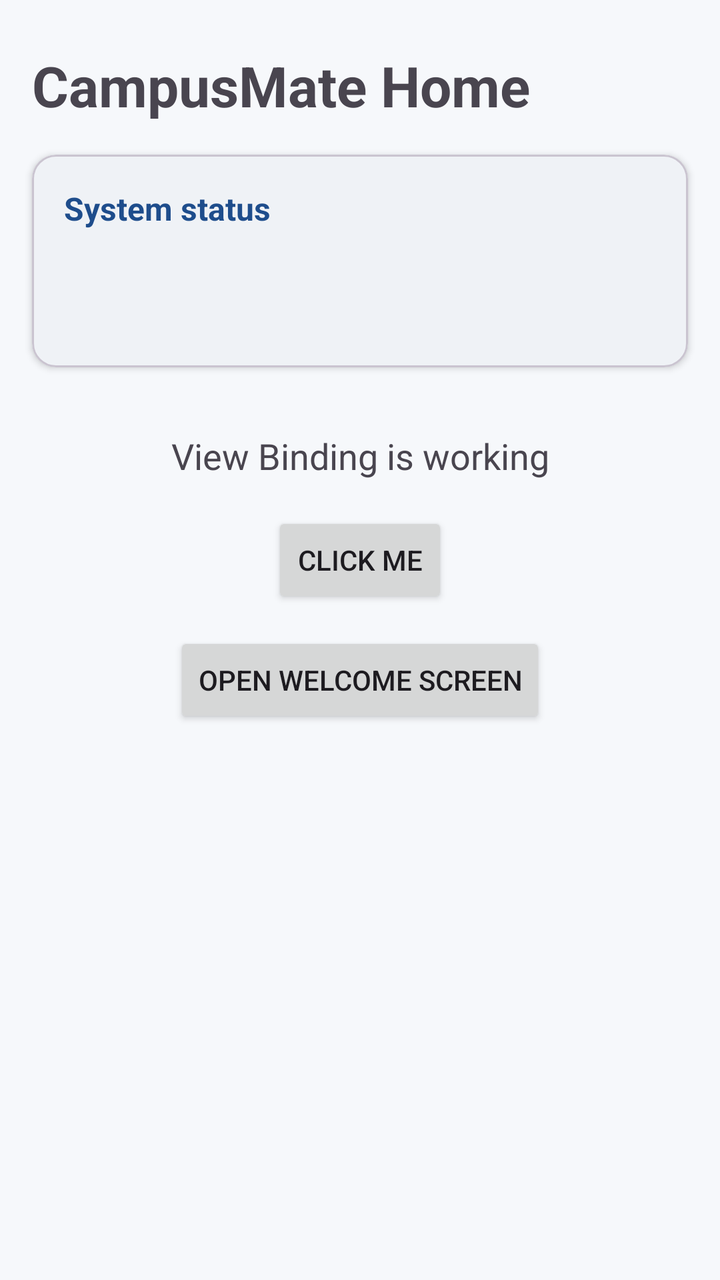
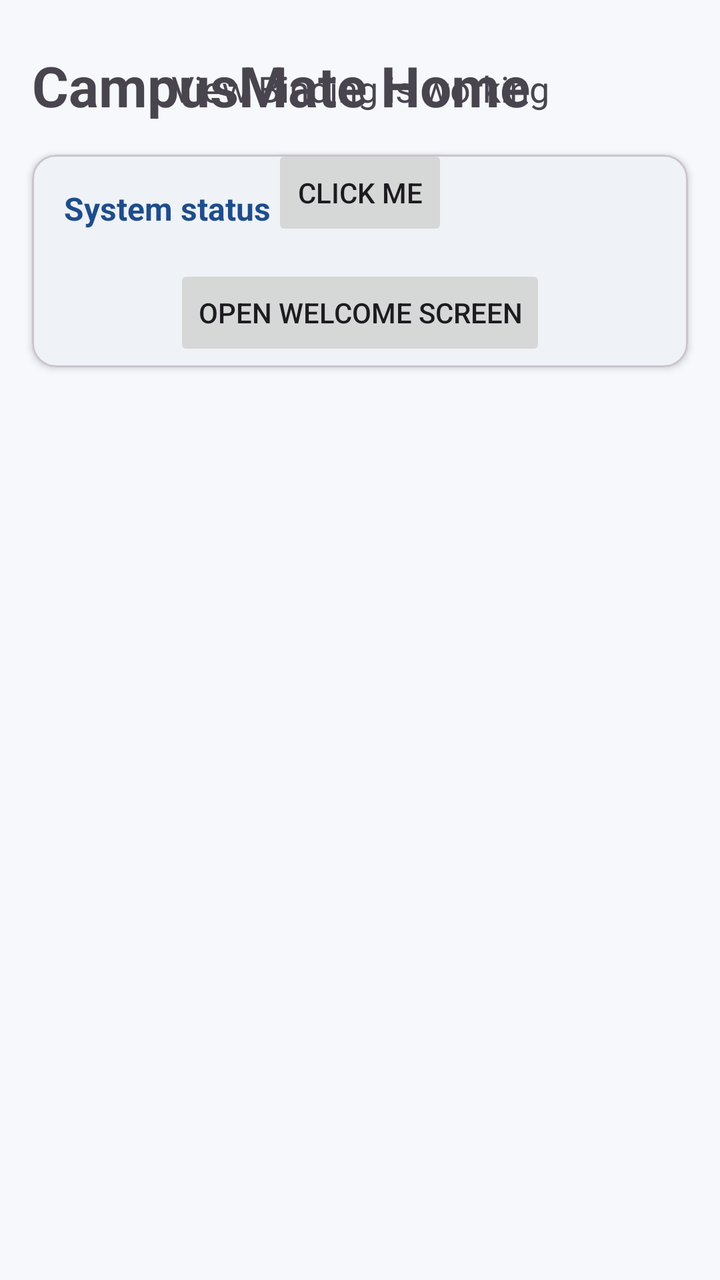

Compare the two renders of this Android layout. The source of the first and the diff that turns it into the second are given below.
<!-- AndroidManifest.xml: application theme Theme.CampusMate -->
<!-- res/layout/fragment_home.xml -->
<?xml version="1.0" encoding="utf-8"?>
<androidx.constraintlayout.widget.ConstraintLayout
    xmlns:android="http://schemas.android.com/apk/res/android"
    xmlns:app="http://schemas.android.com/apk/res-auto"
    android:layout_width="match_parent"
    android:layout_height="match_parent">

    <TextView
        android:id="@+id/textTitle"
        android:layout_width="0dp"
        android:layout_height="wrap_content"
        android:layout_marginStart="16dp"
        android:layout_marginTop="24dp"
        android:layout_marginEnd="16dp"
        android:text="@string/home_title"
        android:textSize="28sp"
        android:textStyle="bold"
        app:layout_constraintEnd_toEndOf="parent"
        app:layout_constraintStart_toStartOf="parent"
        app:layout_constraintTop_toTopOf="parent" />

    <com.google.android.material.card.MaterialCardView
        android:id="@+id/cardSystemStatus"
        android:layout_width="0dp"
        android:layout_height="wrap_content"
        android:layout_marginStart="16dp"
        android:layout_marginTop="16dp"
        android:layout_marginEnd="16dp"
        app:cardBackgroundColor="@color/cm_surface"
        app:cardCornerRadius="12dp"
        app:cardElevation="2dp"
        app:layout_constraintEnd_toEndOf="parent"
        app:layout_constraintStart_toStartOf="parent"
        app:layout_constraintTop_toBottomOf="@id/textTitle">

        <LinearLayout
            android:layout_width="match_parent"
            android:layout_height="wrap_content"
            android:orientation="vertical"
            android:padding="16dp">

            <TextView
                android:layout_width="wrap_content"
                android:layout_height="wrap_content"
                android:text="@string/system_status_title"
                android:textColor="?attr/colorPrimary"
                android:textSize="16sp"
                android:textStyle="bold" />

            <TextView
                android:id="@+id/textAirplane"
                android:layout_width="match_parent"
                android:layout_height="wrap_content"
                android:layout_marginTop="8dp"
                android:textSize="15sp" />

            <TextView
                android:id="@+id/textPowerSave"
                android:layout_width="match_parent"
                android:layout_height="wrap_content"
                android:layout_marginTop="4dp"
                android:textSize="15sp" />

            <TextView
                android:id="@+id/textStatusHint"
                android:layout_width="match_parent"
                android:layout_height="wrap_content"
                android:layout_marginTop="8dp"
                android:textColor="?attr/colorSecondary"
                android:textSize="13sp"
                android:textStyle="italic"
                android:visibility="gone" />
        </LinearLayout>
    </com.google.android.material.card.MaterialCardView>

    <TextView
        android:id="@+id/textStatus"
        android:layout_width="wrap_content"
        android:layout_height="wrap_content"
        android:layout_marginTop="32dp"
        android:text="@string/home_subtitle"
        android:textSize="18sp"
        app:layout_constraintEnd_toEndOf="parent"
        app:layout_constraintStart_toStartOf="parent"
        app:layout_constraintTop_toBottomOf="@id/cardSystemStatus" />

    <Button
        android:id="@+id/buttonTest"
        android:layout_width="wrap_content"
        android:layout_height="wrap_content"
        android:layout_marginTop="16dp"
        android:text="@string/home_button_click"
        app:layout_constraintEnd_toEndOf="parent"
        app:layout_constraintStart_toStartOf="parent"
        app:layout_constraintTop_toBottomOf="@id/textStatus" />

    <Button
        android:id="@+id/buttonOpenWelcome"
        android:layout_width="wrap_content"
        android:layout_height="wrap_content"
        android:layout_marginTop="12dp"
        android:text="@string/home_button_open_welcome"
        app:layout_constraintEnd_toEndOf="parent"
        app:layout_constraintStart_toStartOf="parent"
        app:layout_constraintTop_toBottomOf="@id/buttonTest" />

</androidx.constraintlayout.widget.ConstraintLayout>
<!-- resources referenced by this layout -->
<resources>
  <color name="cm_surface">#FFFFFF</color>
  <string name="home_button_click">Click me</string>
  <string name="home_button_open_welcome">Open Welcome screen</string>
  <string name="home_subtitle">View Binding is working</string>
  <string name="home_title">CampusMate Home</string>
  <string name="system_status_title">System status</string>
  <style name="Theme.CampusMate" parent="Base.Theme.CampusMate" />
  <style name="Base.Theme.CampusMate" parent="Theme.Material3.DayNight.NoActionBar">
          <item name="colorPrimary">@color/cm_primary</item>
          <item name="colorOnPrimary">@color/cm_on_primary</item>
          <item name="colorSecondary">@color/cm_secondary</item>
          <item name="colorOnSecondary">@color/cm_on_secondary</item>
          <item name="android:colorBackground">@color/cm_background</item>
          <item name="colorSurface">@color/cm_surface</item>
          <item name="colorOnSurface">@color/cm_on_surface</item>
          <item name="colorError">@color/cm_error</item>
          <item name="android:statusBarColor">@color/cm_primary_dark</item>
      </style>
  <color name="cm_primary">#1E4D8C</color>
  <color name="cm_on_primary">#FFFFFF</color>
  <color name="cm_secondary">#00897B</color>
  <color name="cm_on_secondary">#FFFFFF</color>
  <color name="cm_background">#F6F8FB</color>
  <color name="cm_on_surface">#1B1F24</color>
  <color name="cm_error">#B3261E</color>
  <color name="cm_primary_dark">#12325C</color>
</resources>

<!-- the commit's change to res/layout/fragment_home.xml (unified diff, before → after) -->
@@ -72,6 +72,50 @@
                 android:visibility="gone" />
         </LinearLayout>
     </com.google.android.material.card.MaterialCardView>
+    <com.google.android.material.card.MaterialCardView
+        android:id="@+id/cardDeadlines"
+        android:layout_width="0dp"
+        android:layout_height="wrap_content"
+        android:layout_marginStart="16dp"
+        android:layout_marginTop="12dp"
+        android:layout_marginEnd="16dp"
+        app:cardBackgroundColor="@color/cm_surface"
+        app:cardCornerRadius="12dp"
+        app:cardElevation="2dp"
+        app:layout_constraintEnd_toEndOf="parent"
+        app:layout_constraintStart_toStartOf="parent"
+        app:layout_constraintTop_toBottomOf="@id/cardDeadlines">
+
+        <LinearLayout
+            android:layout_width="match_parent"
+            android:layout_height="wrap_content"
+            android:orientation="vertical"
+            android:padding="16dp">
+
+            <TextView
+                android:id="@+id/textDeadlineTitle"
+                android:layout_width="wrap_content"
+                android:layout_height="wrap_content"
+                android:textColor="?attr/colorPrimary"
+                android:textSize="16sp"
+                android:textStyle="bold" />
+
+            <TextView
+                android:id="@+id/textDeadlineList"
+                android:layout_width="match_parent"
+                android:layout_height="wrap_content"
+                android:layout_marginTop="8dp"
+                android:textSize="14sp" />
+
+            <com.google.android.material.button.MaterialButton
+                android:id="@+id/buttonOpenDeadlines"
+                style="@style/Widget.Material3.Button.TextButton"
+                android:layout_width="wrap_content"
+                android:layout_height="wrap_content"
+                android:layout_gravity="end"
+                android:text="@string/deadline_card_open" />
+        </LinearLayout>
+    </com.google.android.material.card.MaterialCardView>
 
     <TextView
         android:id="@+id/textStatus"
@@ -82,7 +126,7 @@
         android:textSize="18sp"
         app:layout_constraintEnd_toEndOf="parent"
         app:layout_constraintStart_toStartOf="parent"
-        app:layout_constraintTop_toBottomOf="@id/cardSystemStatus" />
+        app:layout_constraintTop_toBottomOf="@id/cardDeadlines" />
 
     <Button
         android:id="@+id/buttonTest"
<!-- resource entries referenced after the edit -->
@@ -1,6 +1,7 @@
 <!-- resources referenced by this layout -->
 <resources>
   <color name="cm_surface">#FFFFFF</color>
+  <string name="deadline_card_open">View all</string>
   <string name="home_button_click">Click me</string>
   <string name="home_button_open_welcome">Open Welcome screen</string>
   <string name="home_subtitle">View Binding is working</string>
